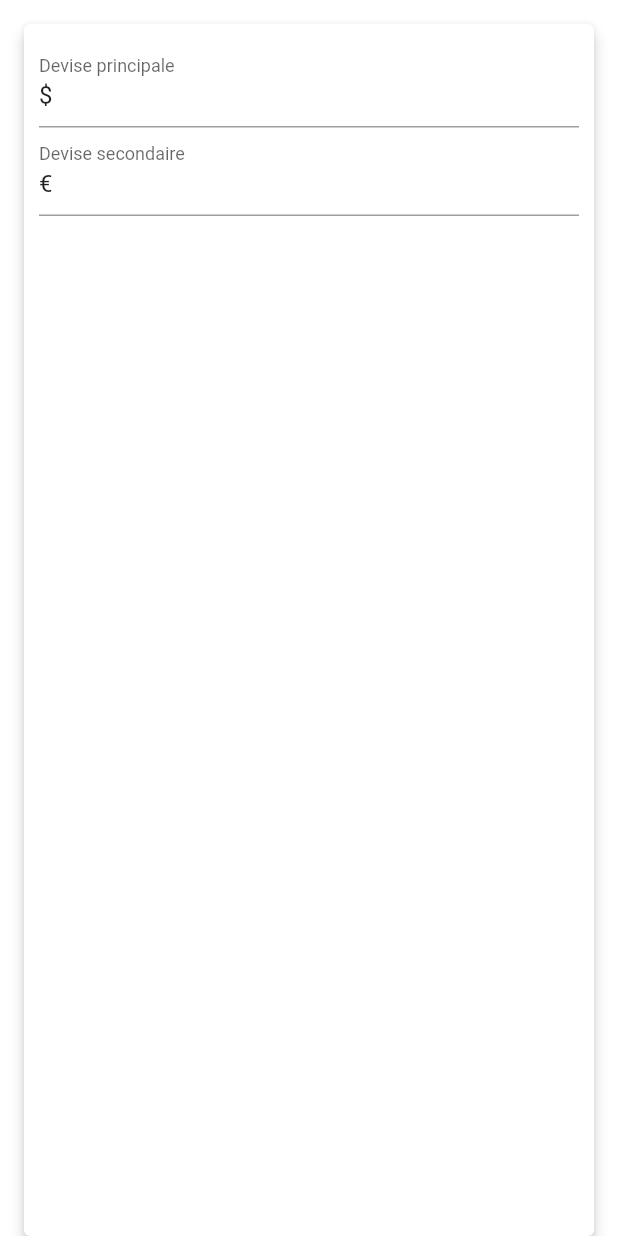
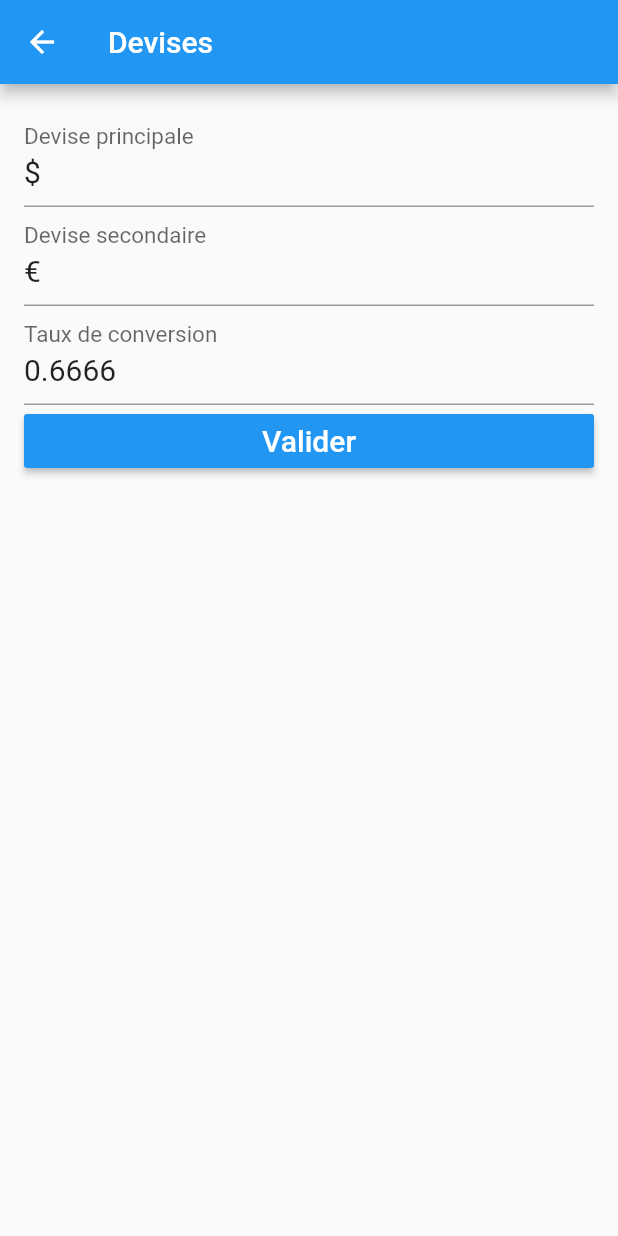
Before and after one commit to AlexBolot/MoneyTracker, a Flutter app: the Settings screen opened directly, after a tap on "Devises", on a phone screen of 412 x 824 dp. Run offline on Flutter 3.47's test engine with Material 2 defaults, Android fonts, the phone set to English and light mode, and no system bars.

Commit message:
Currency settings

```diff
--- a/lib/main.dart
+++ b/lib/main.dart
@@ -5,12 +5,11 @@ import 'package:money_tracker/model/static_currency.dart';
 import 'package:money_tracker/model/wallet.dart';
 import 'package:money_tracker/views/global_view.dart';
 import 'package:money_tracker/views/splash_screen.dart';
-import 'package:money_tracker/views/currency_setting_view.dart';
 
 void main() {
   StaticCurrency.primary="\$";
   StaticCurrency.secondary="€";
-  StaticCurrency.changeRate=0.666;
+  StaticCurrency.changeRate=0.6666;
   runApp(MyApp());
 }
 
@@ -23,8 +22,7 @@ class MyApp extends StatelessWidget {
       routes: {
         '/': (context) => SplashScreen(),
         SplashScreen.routeName: (context) => SplashScreen(),
-        GlobalView.routeName: (context) => GlobalView(),
-        CurrencySettingView.routeName : (context) => CurrencySettingView(),
+        GlobalView.routeName: (context) => GlobalView()
       },
     );
   }
--- a/lib/views/currency_setting_view.dart
+++ /dev/null
@@ -1,52 +0,0 @@
-import 'package:flutter/material.dart';
-import 'package:money_tracker/main.dart';
-import 'package:money_tracker/model/static_currency.dart';
-import 'package:money_tracker/model/entry.dart';
-import 'package:intl/intl.dart';
-
-class CurrencySettingView extends StatefulWidget {
-  static const String routeName = "/CurrencySettingView";
-
-  @override
-  _CurrencySettingViewState createState() => _CurrencySettingViewState();
-}
-
-class _CurrencySettingViewState extends State<CurrencySettingView> {
-  String primary;
-  String secondary;
-  double changeRate;
-
-  @override
-  void initState() {
-    super.initState();
-
-    primary   = StaticCurrency.primary;
-    secondary = StaticCurrency.secondary;
-    changeRate = StaticCurrency.changeRate;
-  }
-
-  @override
-  Widget build(BuildContext context) {
-    return Card(
-      elevation: 4,
-      margin: EdgeInsets.only(left: 16, right: 16, top: 16),
-      child: Padding(
-        padding: const EdgeInsets.all(10),
-        child: Column(
-          crossAxisAlignment: CrossAxisAlignment.start,
-          mainAxisSize: MainAxisSize.min,
-          children: <Widget>[
-            TextFormField(
-                decoration: InputDecoration(
-                    labelText: "Devise principale"),
-                initialValue: primary),
-            TextFormField(
-                decoration: new InputDecoration(
-                    labelText: "Devise secondaire"),
-                initialValue: secondary),
-          ],
-        ),
-      ),
-    );
-  }
-}
--- a/lib/widgets/settings.dart
+++ b/lib/widgets/settings.dart
@@ -1,5 +1,6 @@
 import 'package:flutter/material.dart';
-import 'package:money_tracker/views/currency_setting_view.dart';
+import 'package:money_tracker/widgets/settings_currency.dart';
+
 class Settings extends StatefulWidget {
   @override
   _SettingsState createState() => _SettingsState();
@@ -17,32 +18,21 @@ class _SettingsState extends State<Settings> {
           child: ListView(
             children: <Widget>[
               ListTile(
-                  title: Text("Mes porte-monnaie"),
+
+                  title: Text("Mes porte-monnaie", style: new TextStyle(fontSize: 20 ),),
                   onTap: () {
                     print("Mes porte-monnaie");
                   }),
               ListTile(
-                  title: Text("Devises"),
+                  title: Text("Devises", style: new TextStyle(fontSize: 20 ),),
                   onTap: () {
-                    Navigator.pushReplacement(
-                    context, new MaterialPageRoute(builder: (BuildContext context) => new CurrencySettingView()));
+                    Navigator.push(
+                      context,
+                      MaterialPageRoute(builder: (context) => SettingsCurrency()),
+                    );
                   }),
-              SwitchListTile(
-                  value: true,
-                  title: Text("Affichage dans la devise secondaire"),
-                  onChanged: (value) {
-                    setState(() {
-                      value == !value;
-                      print ( "Affichage en devise secondaire : " + value.toString()  );
-                    });
-                  })
             ],
           )),
     );
   }
 }
-
-/*
- *               title:
-              trailing: DisplaySecondCurrencyState(),
- */
--- /dev/null
+++ b/lib/widgets/settings_currency.dart
@@ -0,0 +1,73 @@
+import 'package:flutter/material.dart';
+import 'package:money_tracker/model/static_currency.dart';
+
+class SettingsCurrency extends StatefulWidget {
+  @override
+  _SettingsCurrencyState createState() => _SettingsCurrencyState();
+}
+
+class _SettingsCurrencyState extends State<SettingsCurrency> {
+  final primaryController = TextEditingController(text: StaticCurrency.primary);
+  final secondaryController =
+      TextEditingController(text: StaticCurrency.secondary);
+  final changeRateController =
+      TextEditingController(text: StaticCurrency.changeRate.toString());
+
+  @override
+  void dispose() {
+    // Clean up the controller when the widget is disposed.
+    primaryController.dispose();
+    secondaryController.dispose();
+    changeRateController.dispose();
+    super.dispose();
+  }
+
+  @override
+  void initState() {
+    super.initState();
+  }
+
+  @override
+  Widget build(BuildContext context) {
+    return Scaffold(
+      appBar: AppBar(
+        title: Text("Devises"),
+      ),
+      body: Container(
+          margin: EdgeInsets.all(16),
+          child: ListView(
+            children: <Widget>[
+              TextFormField(
+                decoration: InputDecoration(labelText: "Devise principale"),
+                controller: primaryController,
+                style: new TextStyle(fontSize: 20.0),
+              ),
+              TextFormField(
+                  decoration:
+                      new InputDecoration(labelText: "Devise secondaire"),
+                  controller: secondaryController,
+                  style: new TextStyle(fontSize: 20.0)),
+              TextFormField(
+                decoration:
+                    new InputDecoration(labelText: "Taux de conversion"),
+                controller: changeRateController,
+                style: new TextStyle(fontSize: 20.0),
+                keyboardType: new TextInputType.numberWithOptions(decimal: true),
+              ),
+              RaisedButton(
+                  child: Text("Valider",
+                      textAlign: TextAlign.center,
+                      style: new TextStyle(fontSize: 20.0)),
+                  color: Colors.blue,
+                  textColor: Colors.white,
+                  onPressed: () {
+                    StaticCurrency.primary = primaryController.text;
+                    StaticCurrency.secondary = secondaryController.text;
+                    StaticCurrency.changeRate = double.parse((changeRateController.text).replaceAll(",", "."));
+                    Navigator.of(context, rootNavigator: true).pop('dialog');
+                  })
+            ],
+          )),
+    );
+  }
+}
```
Also changed, not shown: lib/widgets/display_second_currency.dart (deleted, +0 -25 lines), lib/widgets/settings_wallets.dart (added, +39 -0 lines), lib/widgets/wallet_card.dart (added, +36 -0 lines).
